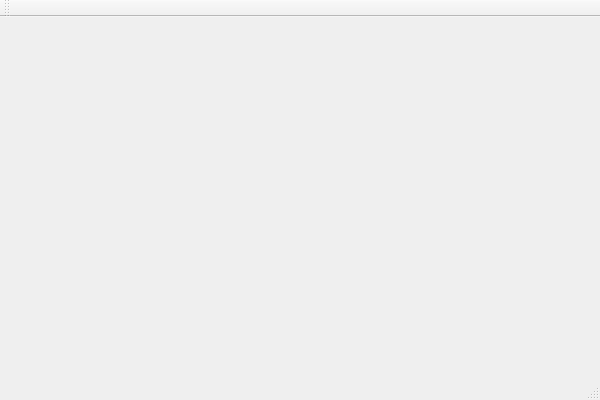
First picture: the form in mainwindow.ui, repository Sebu/sprs, before the edit.
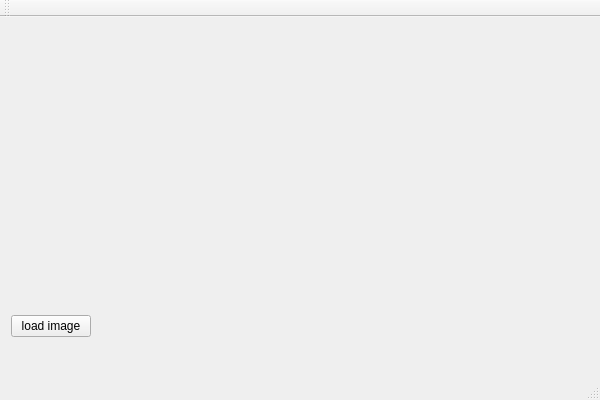
Second picture: the form after the edit.

Commit message: load image, show image in glTexture

The edit to the form file:
```diff
--- a/mainwindow.ui
+++ b/mainwindow.ui
@@ -14,31 +14,69 @@
    <string>MainWindow</string>
   </property>
   <widget class="QWidget" name="centralWidget">
-   <property name="sizePolicy">
-    <sizepolicy hsizetype="Expanding" vsizetype="Expanding">
-     <horstretch>0</horstretch>
-     <verstretch>0</verstretch>
-    </sizepolicy>
+   <property name="minimumSize">
+    <size>
+     <width>600</width>
+     <height>339</height>
+    </size>
    </property>
    <widget class="QWidget" name="horizontalLayoutWidget">
     <property name="geometry">
      <rect>
-      <x>80</x>
-      <y>70</y>
-      <width>141</width>
-      <height>101</height>
+      <x>0</x>
+      <y>0</y>
+      <width>601</width>
+      <height>331</height>
      </rect>
     </property>
-    <layout class="QHBoxLayout" name="horizontalLayout">
+    <layout class="QVBoxLayout" name="verticalLayout">
      <item>
-      <widget class="QWidget" name="widget" native="true">
-       <property name="sizePolicy">
-        <sizepolicy hsizetype="Expanding" vsizetype="Expanding">
-         <horstretch>0</horstretch>
-         <verstretch>0</verstretch>
-        </sizepolicy>
-       </property>
-      </widget>
+      <layout class="QHBoxLayout" name="horizontalLayout_2">
+       <item>
+        <widget class="QWidget" name="imageWidget" native="true">
+         <property name="sizePolicy">
+          <sizepolicy hsizetype="MinimumExpanding" vsizetype="MinimumExpanding">
+           <horstretch>0</horstretch>
+           <verstretch>0</verstretch>
+          </sizepolicy>
+         </property>
+        </widget>
+       </item>
+       <item>
+        <widget class="QWidget" name="mapWidget" native="true">
+         <property name="sizePolicy">
+          <sizepolicy hsizetype="MinimumExpanding" vsizetype="MinimumExpanding">
+           <horstretch>0</horstretch>
+           <verstretch>0</verstretch>
+          </sizepolicy>
+         </property>
+        </widget>
+       </item>
+      </layout>
+     </item>
+     <item>
+      <layout class="QHBoxLayout" name="horizontalLayout">
+       <item>
+        <widget class="QPushButton" name="pushButton">
+         <property name="text">
+          <string>load image</string>
+         </property>
+        </widget>
+       </item>
+       <item>
+        <spacer name="horizontalSpacer">
+         <property name="orientation">
+          <enum>Qt::Horizontal</enum>
+         </property>
+         <property name="sizeHint" stdset="0">
+          <size>
+           <width>40</width>
+           <height>20</height>
+          </size>
+         </property>
+        </spacer>
+       </item>
+      </layout>
      </item>
     </layout>
    </widget>
```
Left out of the diff: 6 changed lines with no effect on the pictures. The commit also changes 3 other files.
